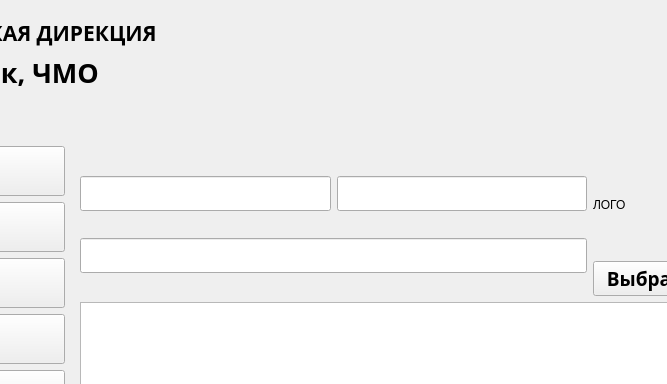
Qt form OrganizeForm.ui (faryek/KARELLO) before a commit; both pictures show x 357 to 1024 and y 0 to 384 of the 1186 by 814 pixel window.
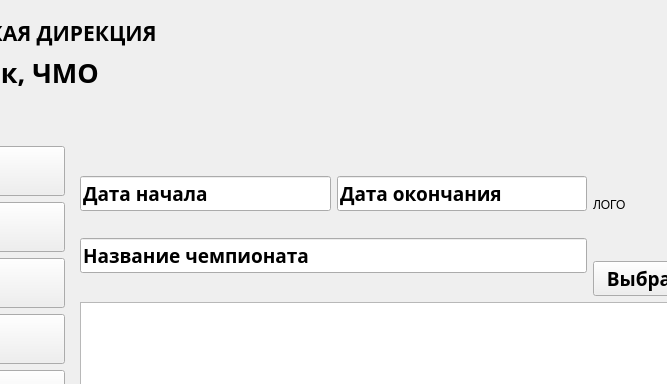
The same form after that commit. The open tabs and pages were chosen to show the change. Icons and pictures are not drawn.

Commit message: Placeholders for lineedits

What changed in the file:
```diff
--- a/OrganizeForm.ui
+++ b/OrganizeForm.ui
@@ -566,6 +566,9 @@
                             <bold>true</bold>
                            </font>
                           </property>
+                          <property name="text">
+                           <string>Дата начала</string>
+                          </property>
                          </widget>
                         </item>
                         <item>
@@ -583,6 +586,9 @@
                             <bold>true</bold>
                            </font>
                           </property>
+                          <property name="text">
+                           <string>Дата окончания</string>
+                          </property>
                          </widget>
                         </item>
                        </layout>
@@ -602,6 +608,9 @@
                           <bold>true</bold>
                          </font>
                         </property>
+                        <property name="text">
+                         <string>Название чемпионата</string>
+                        </property>
                        </widget>
                       </item>
                      </layout>
```
Left out of the diff: 4 changed lines with no effect on the pictures. The commit also changes 1 other file.
